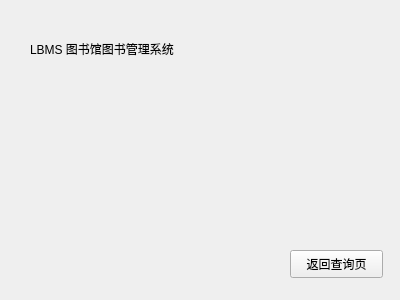
Old version of the form LBMS/search_book_result_man.ui in the repository Foldblade/LBMS-CPP.
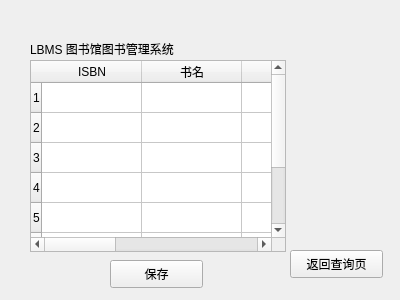
New version of the form.

```diff
--- a/LBMS/search_book_result_man.ui
+++ b/LBMS/search_book_result_man.ui
@@ -40,6 +40,139 @@
     <string>返回查询页</string>
    </property>
   </widget>
+  <widget class="QPushButton" name="save">
+   <property name="geometry">
+    <rect>
+     <x>110</x>
+     <y>260</y>
+     <width>93</width>
+     <height>28</height>
+    </rect>
+   </property>
+   <property name="text">
+    <string>保存</string>
+   </property>
+  </widget>
+  <widget class="QTableWidget" name="tableWidget">
+   <property name="geometry">
+    <rect>
+     <x>30</x>
+     <y>60</y>
+     <width>256</width>
+     <height>192</height>
+    </rect>
+   </property>
+   <row>
+    <property name="text">
+     <string>1</string>
+    </property>
+   </row>
+   <row>
+    <property name="text">
+     <string>2</string>
+    </property>
+   </row>
+   <row>
+    <property name="text">
+     <string>3</string>
+    </property>
+   </row>
+   <row>
+    <property name="text">
+     <string>4</string>
+    </property>
+   </row>
+   <row>
+    <property name="text">
+     <string>5</string>
+    </property>
+   </row>
+   <row>
+    <property name="text">
+     <string>6</string>
+    </property>
+   </row>
+   <row>
+    <property name="text">
+     <string>7</string>
+    </property>
+   </row>
+   <row>
+    <property name="text">
+     <string>8</string>
+    </property>
+   </row>
+   <column>
+    <property name="text">
+     <string>ISBN</string>
+    </property>
+   </column>
+   <column>
+    <property name="text">
+     <string>书名</string>
+    </property>
+   </column>
+   <column>
+    <property name="text">
+     <string>作者</string>
+    </property>
+   </column>
+   <column>
+    <property name="text">
+     <string>出版社</string>
+    </property>
+   </column>
+   <column>
+    <property name="text">
+     <string>馆藏</string>
+    </property>
+   </column>
+   <column>
+    <property name="text">
+     <string>借出</string>
+    </property>
+   </column>
+   <item row="0" column="0">
+    <property name="flags">
+     <set>ItemIsSelectable|ItemIsDragEnabled|ItemIsDropEnabled|ItemIsUserCheckable|ItemIsEnabled</set>
+    </property>
+   </item>
+   <item row="1" column="0">
+    <property name="flags">
+     <set>ItemIsSelectable|ItemIsDragEnabled|ItemIsDropEnabled|ItemIsUserCheckable|ItemIsEnabled</set>
+    </property>
+   </item>
+   <item row="2" column="0">
+    <property name="flags">
+     <set>ItemIsSelectable|ItemIsDragEnabled|ItemIsDropEnabled|ItemIsUserCheckable|ItemIsEnabled</set>
+    </property>
+   </item>
+   <item row="3" column="0">
+    <property name="flags">
+     <set>ItemIsSelectable|ItemIsDragEnabled|ItemIsDropEnabled|ItemIsUserCheckable|ItemIsEnabled</set>
+    </property>
+   </item>
+   <item row="4" column="0">
+    <property name="flags">
+     <set>ItemIsSelectable|ItemIsDragEnabled|ItemIsDropEnabled|ItemIsUserCheckable|ItemIsEnabled</set>
+    </property>
+   </item>
+   <item row="5" column="0">
+    <property name="flags">
+     <set>ItemIsSelectable|ItemIsDragEnabled|ItemIsDropEnabled|ItemIsUserCheckable|ItemIsEnabled</set>
+    </property>
+   </item>
+   <item row="6" column="0">
+    <property name="flags">
+     <set>ItemIsSelectable|ItemIsDragEnabled|ItemIsDropEnabled|ItemIsUserCheckable|ItemIsEnabled</set>
+    </property>
+   </item>
+   <item row="7" column="0">
+    <property name="flags">
+     <set>ItemIsSelectable|ItemIsDragEnabled|ItemIsDropEnabled|ItemIsUserCheckable|ItemIsEnabled</set>
+    </property>
+   </item>
+  </widget>
  </widget>
  <layoutdefault spacing="6" margin="11"/>
  <resources/>
```
Left out of the diff: 17 changed lines with no effect on the pictures.
